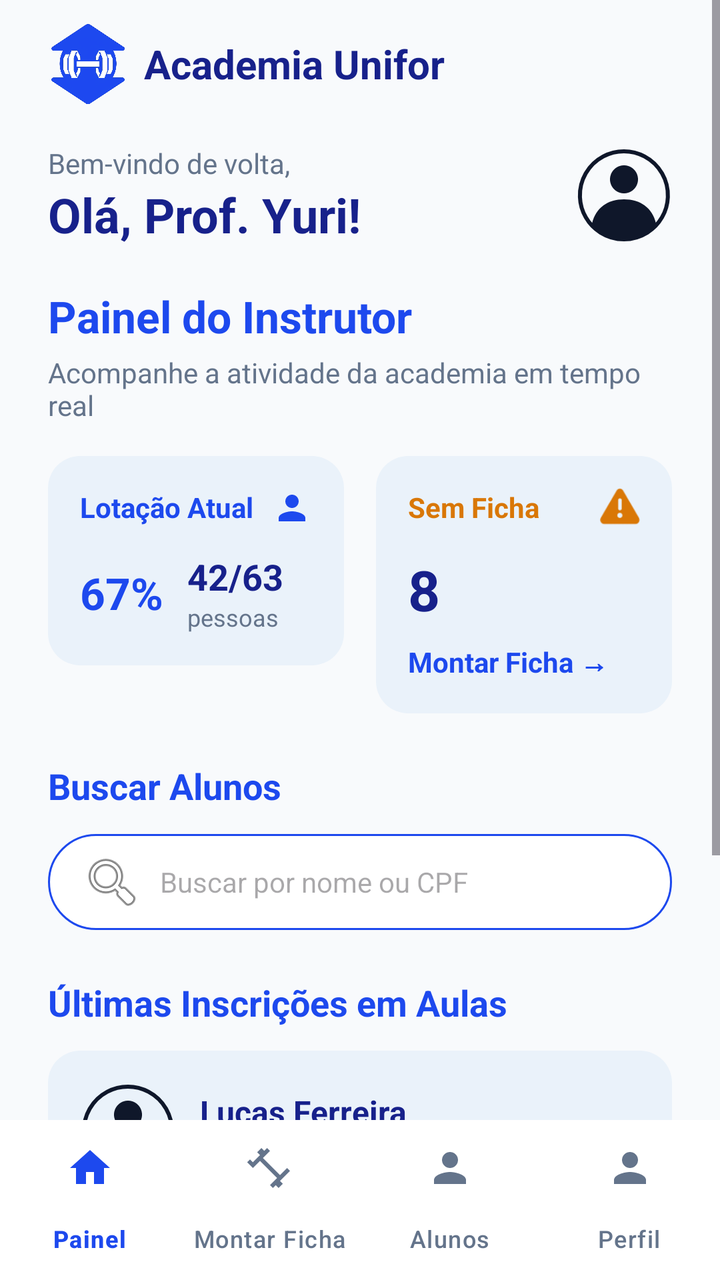
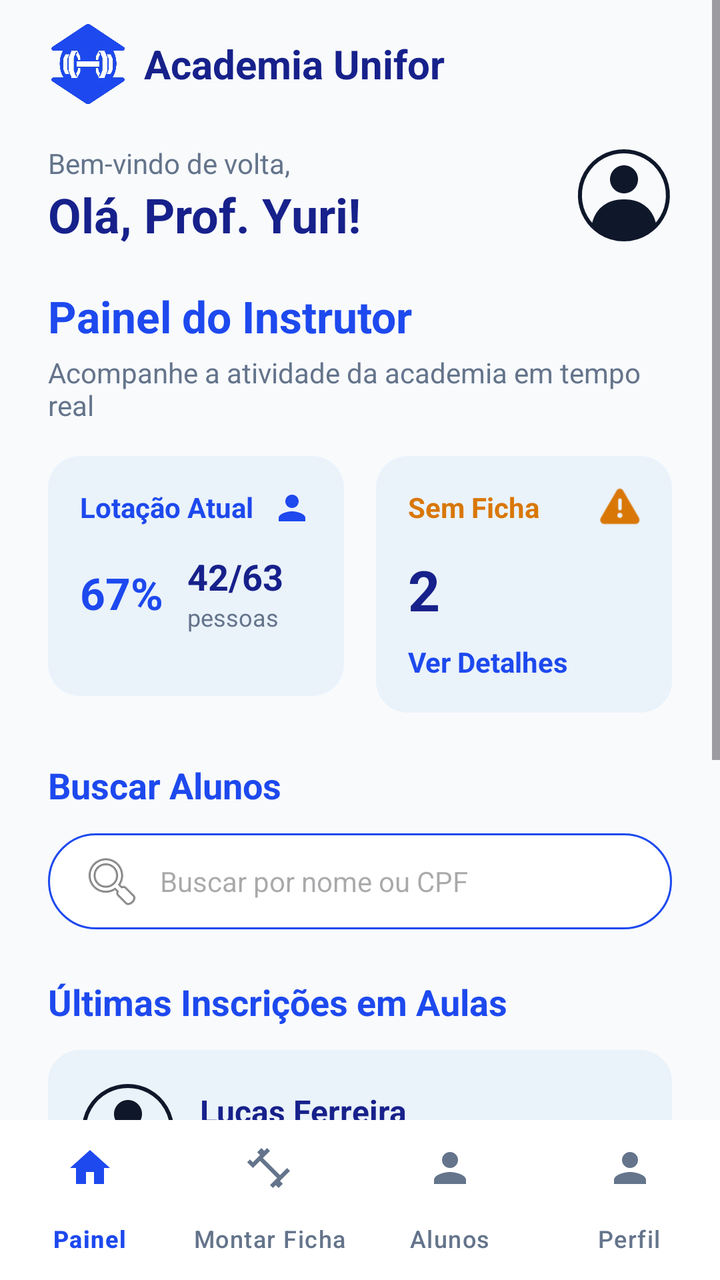

The first picture is an Android layout as it rendered before a commit; the second is the same layout after the commit. The layout source and the unified diff follow.
<!-- AndroidManifest.xml: application theme Theme.AcademiaUniforTelas1 -->
<!-- res/layout/activity_home_instrutor.xml -->
<?xml version="1.0" encoding="utf-8"?>
<androidx.constraintlayout.widget.ConstraintLayout xmlns:android="http://schemas.android.com/apk/res/android"
    xmlns:app="http://schemas.android.com/apk/res-auto"
    xmlns:tools="http://schemas.android.com/tools"
    android:layout_width="match_parent"
    android:layout_height="match_parent"
    android:fitsSystemWindows="true"
    android:background="@color/background_white">

    <ScrollView
        android:layout_width="match_parent"
        android:layout_height="0dp"
        android:fillViewport="true"
        app:layout_constraintBottom_toTopOf="@id/bottomNavInstrutor"
        app:layout_constraintTop_toTopOf="parent">

        <LinearLayout
            android:layout_width="match_parent"
            android:layout_height="wrap_content"
            android:orientation="vertical"
            android:paddingHorizontal="24dp"
            android:paddingVertical="12dp">

            
            <LinearLayout
                android:layout_width="wrap_content"
                android:layout_height="wrap_content"
                android:gravity="center_vertical"
                android:orientation="horizontal">
                <ImageView
                    android:layout_width="40dp"
                    android:layout_height="40dp"
                    android:src="@drawable/ic_academia_logo" />
                <TextView
                    android:layout_width="wrap_content"
                    android:layout_height="wrap_content"
                    android:layout_marginStart="8dp"
                    android:text="Academia Unifor"
                    android:textColor="@color/dark_navy"
                    android:textSize="20sp"
                    android:textStyle="bold" />
            </LinearLayout>

            <LinearLayout
                android:layout_width="match_parent"
                android:layout_height="wrap_content"
                android:layout_marginTop="20dp"
                android:gravity="center_vertical"
                android:orientation="horizontal">
                <LinearLayout
                    android:layout_width="0dp"
                    android:layout_height="wrap_content"
                    android:layout_weight="1"
                    android:orientation="vertical">
                    <TextView
                        android:layout_width="wrap_content"
                        android:layout_height="wrap_content"
                        android:text="Bem-vindo de volta,"
                        android:textColor="@color/text_gray"
                        android:textSize="14sp" />
                    <TextView
                        android:id="@+id/tvSaudacaoNome"
                        android:layout_width="wrap_content"
                        android:layout_height="wrap_content"
                        android:text="Olá, Prof. Yuri!"
                        android:textColor="@color/dark_navy"
                        android:textSize="24sp"
                        android:textStyle="bold" />
                </LinearLayout>
                <ImageView
                    android:layout_width="48dp"
                    android:layout_height="48dp"
                    android:src="@drawable/ic_avatar_bordered" />
            </LinearLayout>

            <TextView
                android:layout_width="wrap_content"
                android:layout_height="wrap_content"
                android:layout_marginTop="20dp"
                android:text="Painel do Instrutor"
                android:textColor="@color/primary_blue"
                android:textSize="22sp"
                android:textStyle="bold" />

            <TextView
                android:layout_width="wrap_content"
                android:layout_height="wrap_content"
                android:layout_marginTop="4dp"
                android:text="Acompanhe a atividade da academia em tempo real"
                android:textColor="@color/text_gray"
                android:textSize="14sp" />

            <LinearLayout
                android:layout_width="match_parent"
                android:layout_height="wrap_content"
                android:layout_marginTop="16dp"
                android:baselineAligned="false"
                android:orientation="horizontal">

                
                <LinearLayout
                    android:layout_width="0dp"
                    android:layout_height="wrap_content"
                    android:layout_weight="1"
                    android:background="@drawable/bg_card_blue"
                    android:orientation="vertical"
                    android:padding="16dp">

                    <RelativeLayout
                        android:layout_width="match_parent"
                        android:layout_height="wrap_content">
                        <TextView
                            android:layout_width="wrap_content"
                            android:layout_height="wrap_content"
                            android:text="Lotação Atual"
                            android:textColor="@color/primary_blue"
                            android:textSize="14sp"
                            android:textStyle="bold" />
                        <ImageView
                            android:layout_width="20dp"
                            android:layout_height="20dp"
                            android:layout_alignParentEnd="true"
                            android:src="@drawable/ic_profile"
                            app:tint="@color/primary_blue" />
                    </RelativeLayout>

                    <LinearLayout
                        android:layout_width="match_parent"
                        android:layout_height="wrap_content"
                        android:layout_marginTop="12dp"
                        android:gravity="center_vertical"
                        android:orientation="horizontal">
                        <TextView
                            android:layout_width="wrap_content"
                            android:layout_height="wrap_content"
                            android:text="67%"
                            android:textColor="@color/primary_blue"
                            android:textSize="22sp"
                            android:textStyle="bold" />
                        <LinearLayout
                            android:layout_width="wrap_content"
                            android:layout_height="wrap_content"
                            android:layout_marginStart="12dp"
                            android:orientation="vertical">
                            <TextView
                                android:layout_width="wrap_content"
                                android:layout_height="wrap_content"
                                android:text="42/63"
                                android:textColor="@color/dark_navy"
                                android:textSize="18sp"
                                android:textStyle="bold" />
                            <TextView
                                android:layout_width="wrap_content"
                                android:layout_height="wrap_content"
                                android:text="pessoas"
                                android:textColor="@color/text_gray"
                                android:textSize="12sp" />
                        </LinearLayout>
                    </LinearLayout>
                </LinearLayout>

                <Space android:layout_width="16dp" android:layout_height="wrap_content" />

                
                <LinearLayout
                    android:layout_width="0dp"
                    android:layout_height="wrap_content"
                    android:layout_weight="1"
                    android:background="@drawable/bg_card_blue"
                    android:orientation="vertical"
                    android:padding="16dp">

                    <RelativeLayout
                        android:layout_width="match_parent"
                        android:layout_height="wrap_content">
                        <TextView
                            android:layout_width="wrap_content"
                            android:layout_height="wrap_content"
                            android:text="Sem Ficha"
                            android:textColor="#D97706"
                            android:textSize="14sp"
                            android:textStyle="bold" />
                        <ImageView
                            android:layout_width="20dp"
                            android:layout_height="20dp"
                            android:layout_alignParentEnd="true"
                            android:src="@android:drawable/ic_dialog_alert"
                            app:tint="#D97706" />
                    </RelativeLayout>

                    <TextView
                        android:layout_width="wrap_content"
                        android:layout_height="wrap_content"
                        android:layout_marginTop="12dp"
                        android:text="8"
                        android:textColor="@color/dark_navy"
                        android:textSize="28sp"
                        android:textStyle="bold" />

                    <TextView
                        android:id="@+id/btnMontarFichaCard"
                        android:layout_width="wrap_content"
                        android:layout_height="wrap_content"
                        android:layout_marginTop="8dp"
                        android:clickable="true"
                        android:focusable="true"
                        android:text="Montar Ficha →"
                        android:textColor="@color/primary_blue"
                        android:textSize="14sp"
                        android:textStyle="bold" />
                </LinearLayout>
            </LinearLayout>

            <TextView
                android:layout_width="wrap_content"
                android:layout_height="wrap_content"
                android:layout_marginTop="24dp"
                android:text="Buscar Alunos"
                android:textColor="@color/primary_blue"
                android:textSize="18sp"
                android:textStyle="bold" />

            
            <EditText
                android:layout_width="match_parent"
                android:layout_height="48dp"
                android:layout_marginTop="12dp"
                android:background="@drawable/bg_button_outline"
                android:drawableStart="@android:drawable/ic_menu_search"
                android:drawablePadding="8dp"
                android:hint="Buscar por nome ou CPF"
                android:paddingHorizontal="16dp"
                android:textSize="14sp" />

            <TextView
                android:layout_width="wrap_content"
                android:layout_height="wrap_content"
                android:layout_marginTop="24dp"
                android:text="Últimas Inscrições em Aulas"
                android:textColor="@color/primary_blue"
                android:textSize="18sp"
                android:textStyle="bold" />

            
            <RelativeLayout
                android:layout_width="match_parent"
                android:layout_height="wrap_content"
                android:layout_marginTop="12dp"
                android:background="@drawable/bg_card_blue"
                android:padding="16dp">

                <ImageView
                    android:id="@+id/ivAluno1"
                    android:layout_width="48dp"
                    android:layout_height="48dp"
                    android:layout_centerVertical="true"
                    android:src="@drawable/ic_avatar_bordered" />

                <LinearLayout
                    android:layout_width="wrap_content"
                    android:layout_height="wrap_content"
                    android:layout_centerVertical="true"
                    android:layout_marginStart="12dp"
                    android:layout_toEndOf="@id/ivAluno1"
                    android:orientation="vertical">
                    <TextView
                        android:layout_width="wrap_content"
                        android:layout_height="wrap_content"
                        android:text="Lucas Ferreira"
                        android:textColor="@color/dark_navy"
                        android:textSize="16sp"
                        android:textStyle="bold" />
                    <TextView
                        android:layout_width="wrap_content"
                        android:layout_height="wrap_content"
                        android:text="Inscrito em: Muay Thai"
                        android:textColor="@color/text_gray"
                        android:textSize="14sp" />
                </LinearLayout>

                <TextView
                    android:layout_width="wrap_content"
                    android:layout_height="wrap_content"
                    android:layout_alignParentEnd="true"
                    android:layout_centerVertical="true"
                    android:text="Há 5 min"
                    android:textColor="#3B82F6"
                    android:textSize="12sp" />
            </RelativeLayout>

            
            <RelativeLayout
                android:layout_width="match_parent"
                android:layout_height="wrap_content"
                android:layout_marginTop="12dp"
                android:background="@drawable/bg_card_blue"
                android:padding="16dp">

                <ImageView
                    android:id="@+id/ivAluno2"
                    android:layout_width="48dp"
                    android:layout_height="48dp"
                    android:layout_centerVertical="true"
                    android:src="@drawable/ic_avatar_bordered" />

                <LinearLayout
                    android:layout_width="wrap_content"
                    android:layout_height="wrap_content"
                    android:layout_centerVertical="true"
                    android:layout_marginStart="12dp"
                    android:layout_toEndOf="@id/ivAluno2"
                    android:orientation="vertical">
                    <TextView
                        android:layout_width="wrap_content"
                        android:layout_height="wrap_content"
                        android:text="Beatriz Lima"
                        android:textColor="@color/dark_navy"
                        android:textSize="16sp"
                        android:textStyle="bold" />
                    <TextView
                        android:layout_width="wrap_content"
                        android:layout_height="wrap_content"
                        android:text="Inscrito em: Pilates"
                        android:textColor="@color/text_gray"
                        android:textSize="14sp" />
                </LinearLayout>

                <TextView
                    android:layout_width="wrap_content"
                    android:layout_height="wrap_content"
                    android:layout_alignParentEnd="true"
                    android:layout_centerVertical="true"
                    android:text="Há 12 min"
                    android:textColor="#3B82F6"
                    android:textSize="12sp" />
            </RelativeLayout>

            <Space android:layout_width="match_parent" android:layout_height="24dp" />

        </LinearLayout>
    </ScrollView>

    <com.google.android.material.bottomnavigation.BottomNavigationView
        android:id="@+id/bottomNavInstrutor"
        android:layout_width="match_parent"
        android:layout_height="wrap_content"
        android:background="#FFFFFF"
        app:elevation="12dp"
        app:itemIconTint="@color/nav_item_colors"
        app:itemTextColor="@color/nav_item_colors"
        app:labelVisibilityMode="labeled"
        app:layout_constraintBottom_toBottomOf="parent"
        app:menu="@menu/menu_bottom_nav_instrutor" />

</androidx.constraintlayout.widget.ConstraintLayout>
<!-- resources referenced by this layout -->
<resources>
  <color name="background_white">#F8FAFC</color>
  <color name="dark_navy">#17218B</color>
  <color name="primary_blue">#1D49EE</color>
  <color name="text_gray">#64748B</color>
  <!-- drawable bg_button_outline (drawable) -->
  <?xml version="1.0" encoding="utf-8"?>
  <shape xmlns:android="http://schemas.android.com/apk/res/android"
      android:shape="rectangle">
      <solid android:color="@color/white" />
      <stroke
          android:width="1dp"
          android:color="@color/primary_blue" />
      <corners android:radius="24dp" />
  </shape>
  <!-- drawable bg_card_blue (drawable) -->
  <?xml version="1.0" encoding="utf-8"?>
  <shape xmlns:android="http://schemas.android.com/apk/res/android">
      <solid android:color="#EAF2FA" />
      <corners android:radius="16dp" />
  </shape>
  <!-- drawable ic_academia_logo: png bitmap (drawable, 273714 bytes) -->
  <!-- drawable ic_avatar_bordered (drawable) -->
  <?xml version="1.0" encoding="utf-8"?>
  <vector xmlns:android="http://schemas.android.com/apk/res/android"
      android:width="48dp" android:height="48dp"
      android:viewportWidth="48" android:viewportHeight="48">
      <path android:strokeWidth="2" android:strokeColor="#0F172A" android:pathData="M24,2 A22,22 0 1,1 23.9,2 z"/>
      <path android:fillColor="#0F172A" android:pathData="M24,9 c-3.87,0 -7,3.13 -7,7 c0,3.87 3.13,7 7,7 c3.87,0 7,-3.13 7,-7 c0,-3.87 -3.13,-7 -7,-7 z"/>
      <path android:fillColor="#0F172A" android:pathData="M8,38 c2,-8 8,-12 16,-12 s14,4 16,12 c-3,5 -8,8 -16,8 s-13,-3 -16,-8 z"/>
  </vector>
  <!-- drawable ic_profile (drawable) -->
  <vector xmlns:android="http://schemas.android.com/apk/res/android"
      android:width="24dp"
      android:height="24dp"
      android:viewportWidth="24"
      android:viewportHeight="24">
      <path
          android:fillColor="#2558F5"
          android:pathData="M12,12c2.21,0 4,-1.79 4,-4s-1.79,-4 -4,-4 -4,1.79 -4,4 1.79,4 4,4zM12,14c-2.67,0 -8,1.34 -8,4v2h16v-2c0,-2.66 -5.33,-4 -8,-4z" />
  </vector>
  <style name="Theme.AcademiaUniforTelas1" parent="Base.Theme.AcademiaUniforTelas1" />
  <color name="white">#FFFFFFFF</color>
  <style name="Base.Theme.AcademiaUniforTelas1" parent="Theme.Material3.DayNight.NoActionBar">
          <item name="colorPrimary">@color/primary_blue</item>
          <item name="colorAccent">@color/primary_blue</item>
          <item name="materialButtonStyle">@style/Widget.Material3.Button</item>
      </style>
</resources>

<!-- the commit's change to res/layout/activity_home_instrutor.xml (unified diff, before → after) -->
@@ -102,6 +102,7 @@
                     android:layout_width="0dp"
                     android:layout_height="wrap_content"
                     android:layout_weight="1"
+                    android:minHeight="120dp"
                     android:background="@drawable/bg_card_blue"
                     android:orientation="vertical"
                     android:padding="16dp">
@@ -109,6 +110,7 @@
                     <RelativeLayout
                         android:layout_width="match_parent"
                         android:layout_height="wrap_content">
+
                         <TextView
                             android:layout_width="wrap_content"
                             android:layout_height="wrap_content"
@@ -116,6 +118,7 @@
                             android:textColor="@color/primary_blue"
                             android:textSize="14sp"
                             android:textStyle="bold" />
+
                         <ImageView
                             android:layout_width="20dp"
                             android:layout_height="20dp"
@@ -130,6 +133,7 @@
                         android:layout_marginTop="12dp"
                         android:gravity="center_vertical"
                         android:orientation="horizontal">
+
                         <TextView
                             android:layout_width="wrap_content"
                             android:layout_height="wrap_content"
@@ -137,11 +141,13 @@
                             android:textColor="@color/primary_blue"
                             android:textSize="22sp"
                             android:textStyle="bold" />
+
                         <LinearLayout
                             android:layout_width="wrap_content"
                             android:layout_height="wrap_content"
                             android:layout_marginStart="12dp"
                             android:orientation="vertical">
+
                             <TextView
                                 android:layout_width="wrap_content"
                                 android:layout_height="wrap_content"
@@ -149,6 +155,7 @@
                                 android:textColor="@color/dark_navy"
                                 android:textSize="18sp"
                                 android:textStyle="bold" />
+
                             <TextView
                                 android:layout_width="wrap_content"
                                 android:layout_height="wrap_content"
@@ -163,10 +170,14 @@
 
                 
                 <LinearLayout
+                    android:id="@+id/cardSemFicha"
                     android:layout_width="0dp"
                     android:layout_height="wrap_content"
                     android:layout_weight="1"
+                    android:minHeight="120dp"
                     android:background="@drawable/bg_card_blue"
+                    android:clickable="true"
+                    android:focusable="true"
                     android:orientation="vertical"
                     android:padding="16dp">
 
@@ -189,10 +200,11 @@
                     </RelativeLayout>
 
                     <TextView
+                        android:id="@+id/tvCountSemFicha"
                         android:layout_width="wrap_content"
                         android:layout_height="wrap_content"
                         android:layout_marginTop="12dp"
-                        android:text="8"
+                        android:text="2"
                         android:textColor="@color/dark_navy"
                         android:textSize="28sp"
                         android:textStyle="bold" />
@@ -204,7 +216,7 @@
                         android:layout_marginTop="8dp"
                         android:clickable="true"
                         android:focusable="true"
-                        android:text="Montar Ficha →"
+                        android:text="Ver Detalhes"
                         android:textColor="@color/primary_blue"
                         android:textSize="14sp"
                         android:textStyle="bold" />
@@ -331,6 +343,53 @@
                     android:layout_alignParentEnd="true"
                     android:layout_centerVertical="true"
                     android:text="Há 12 min"
+                    android:textColor="#3B82F6"
+                    android:textSize="12sp" />
+            </RelativeLayout>
+
+            
+            <RelativeLayout
+                android:layout_width="match_parent"
+                android:layout_height="wrap_content"
+                android:layout_marginTop="12dp"
+                android:background="@drawable/bg_card_blue"
+                android:padding="16dp">
+
+                <ImageView
+                    android:id="@+id/ivAluno3"
+                    android:layout_width="48dp"
+                    android:layout_height="48dp"
+                    android:layout_centerVertical="true"
+                    android:src="@drawable/ic_avatar_bordered" />
+
+                <LinearLayout
+                    android:layout_width="wrap_content"
+                    android:layout_height="wrap_content"
+                    android:layout_centerVertical="true"
+                    android:layout_marginStart="12dp"
+                    android:layout_toEndOf="@id/ivAluno3"
+                    android:orientation="vertical">
+                    <TextView
+                        android:layout_width="wrap_content"
+                        android:layout_height="wrap_content"
+                        android:text="Ana Costa"
+                        android:textColor="@color/dark_navy"
+                        android:textSize="16sp"
+                        android:textStyle="bold" />
+                    <TextView
+                        android:layout_width="wrap_content"
+                        android:layout_height="wrap_content"
+                        android:text="Inscrito em: Pilates"
+                        android:textColor="@color/text_gray"
+                        android:textSize="14sp" />
+                </LinearLayout>
+
+                <TextView
+                    android:layout_width="wrap_content"
+                    android:layout_height="wrap_content"
+                    android:layout_alignParentEnd="true"
+                    android:layout_centerVertical="true"
+                    android:text="Há 25 min"
                     android:textColor="#3B82F6"
                     android:textSize="12sp" />
             </RelativeLayout>
